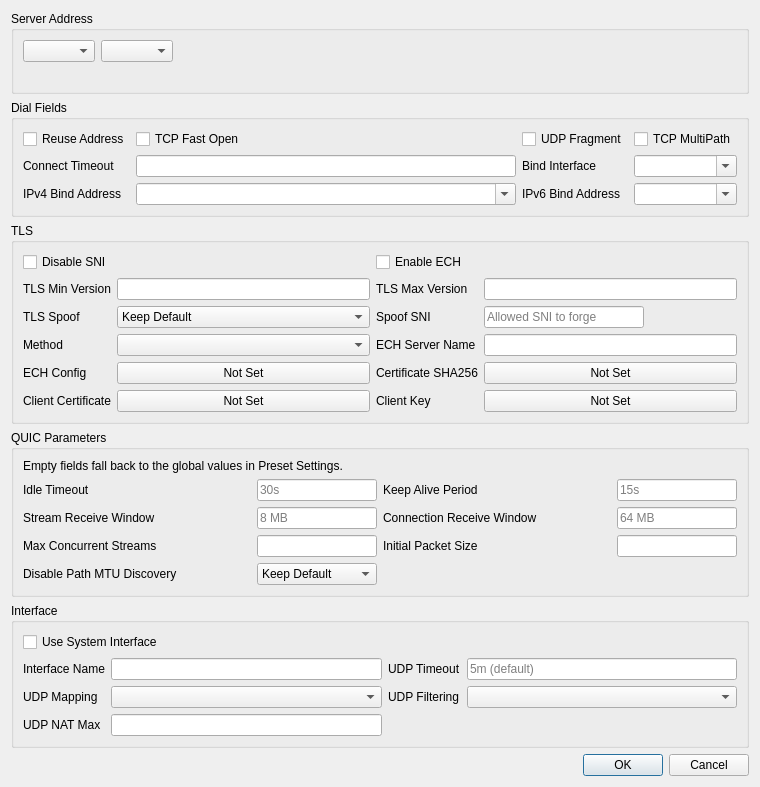
Before: the Qt Designer form include/ui/profile/edit_advanced.ui in ChernyshovA/Throne, drawn with Qt 5.
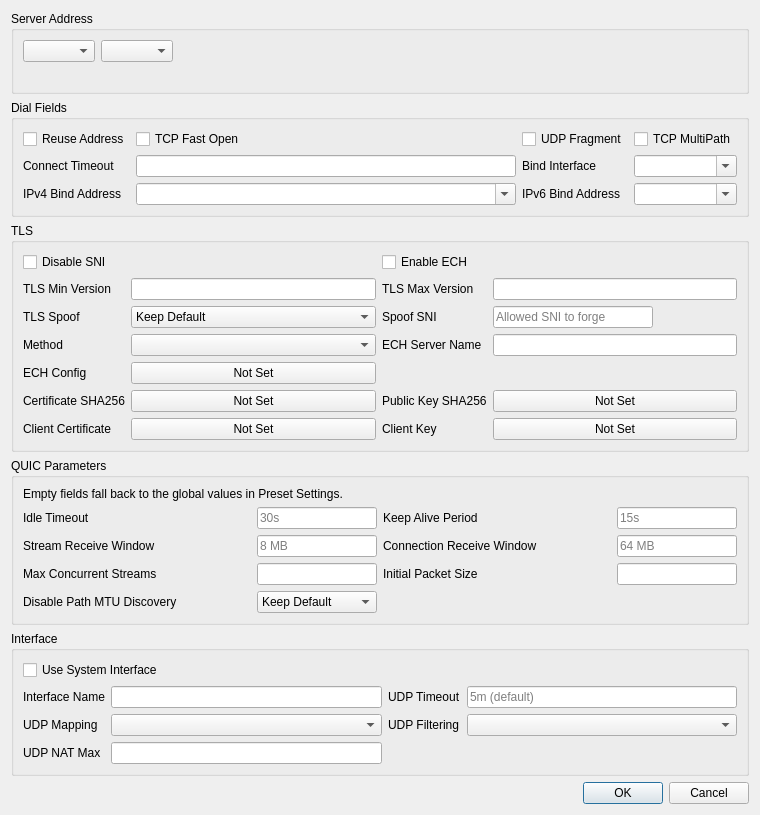
After: the same form once the commit is applied.

What changed in the file:
```diff
--- a/include/ui/profile/edit_advanced.ui
+++ b/include/ui/profile/edit_advanced.ui
@@ -420,7 +420,7 @@
         </property>
        </widget>
       </item>
-      <item row="4" column="2">
+      <item row="5" column="0">
        <widget class="QLabel" name="label_3">
         <property name="text">
          <string>Certificate SHA256</string>
@@ -430,14 +430,34 @@
         </property>
        </widget>
       </item>
-      <item row="4" column="3">
+      <item row="5" column="1">
        <widget class="QPushButton" name="cert_sha256">
         <property name="text">
          <string>Not Set</string>
         </property>
        </widget>
       </item>
-      <item row="5" column="0">
+      <item row="5" column="2">
+       <widget class="QLabel" name="cert_public_key_sha256_l">
+        <property name="toolTip">
+         <string>&lt;html&gt;&lt;head/&gt;&lt;body&gt;&lt;p&gt;SHA-256 of the server certificate's public key in base64, one per line. A match replaces CA verification and survives renewals that keep the key.&lt;/p&gt;&lt;p&gt;Cannot be combined with a custom Certificate.&lt;/p&gt;&lt;/body&gt;&lt;/html&gt;</string>
+        </property>
+        <property name="text">
+         <string>Public Key SHA256</string>
+        </property>
+        <property name="buddy">
+         <cstring>cert_public_key_sha256</cstring>
+        </property>
+       </widget>
+      </item>
+      <item row="5" column="3">
+       <widget class="QPushButton" name="cert_public_key_sha256">
+        <property name="text">
+         <string>Not Set</string>
+        </property>
+       </widget>
+      </item>
+      <item row="6" column="0">
        <widget class="QLabel" name="label_4">
         <property name="text">
          <string>Client Certificate</string>
@@ -447,14 +467,14 @@
         </property>
        </widget>
       </item>
-      <item row="5" column="1">
+      <item row="6" column="1">
        <widget class="QPushButton" name="client_cert">
         <property name="text">
          <string>Not Set</string>
         </property>
        </widget>
       </item>
-      <item row="5" column="2">
+      <item row="6" column="2">
        <widget class="QLabel" name="label_5">
         <property name="text">
          <string>Client Key</string>
@@ -464,7 +484,7 @@
         </property>
        </widget>
       </item>
-      <item row="5" column="3">
+      <item row="6" column="3">
        <widget class="QPushButton" name="client_key">
         <property name="text">
          <string>Not Set</string>
```
Left out of the diff: 4 changed lines with no effect on the pictures.
